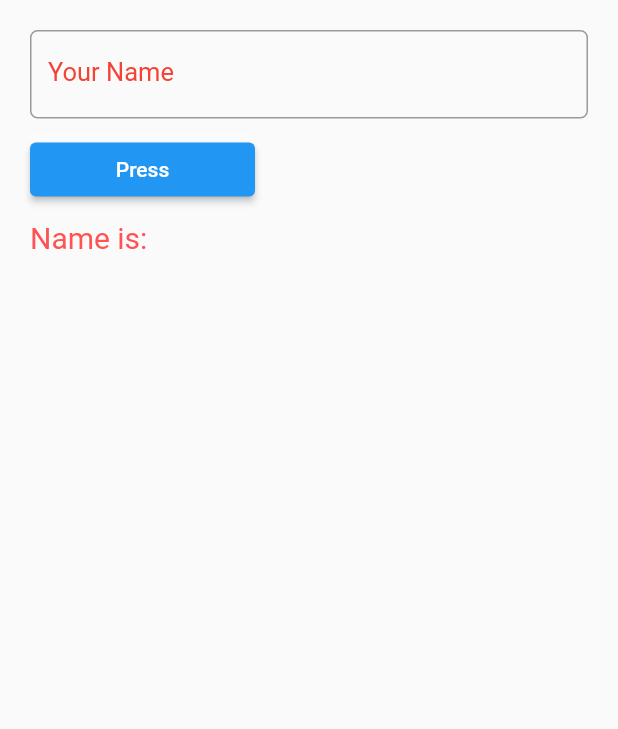
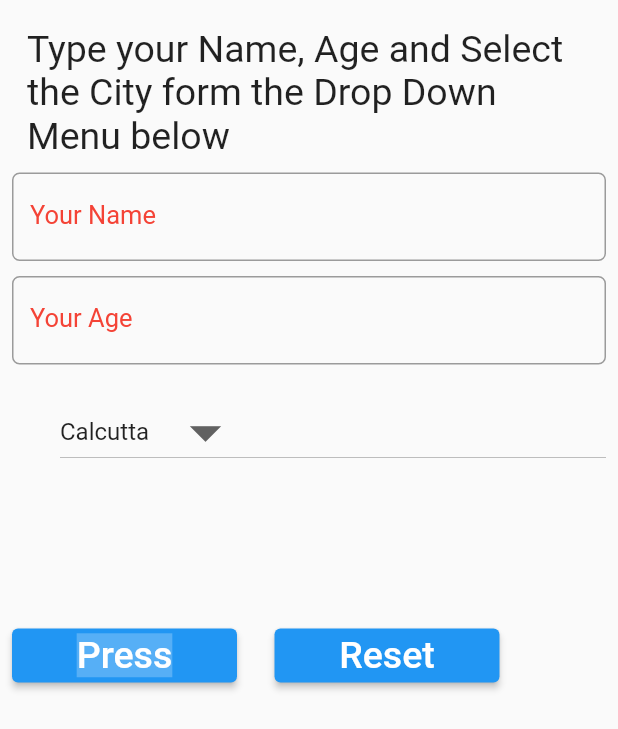
Before and after one commit to Prodigy-Genes/learning_flutter-cont-, a Flutter app: the screen it shows after launch, after a tap on "Press", on a phone screen of 412 x 824 dp. Shown: the top 729 px of the screen. Run offline on Flutter 3.47's test engine with Material 2 defaults, Android fonts, the phone set to English and light mode, and no system bars.

Commit message:
Learning_FLutter(cont)

```diff
--- a/lib/Controllers/TextFieldApp.dart
+++ b/lib/Controllers/TextFieldApp.dart
@@ -1,3 +1,5 @@
+// ignore_for_file: file_names, library_private_types_in_public_api
+
 import 'package:flutter/material.dart';
 
 class TextFieldApp extends StatefulWidget {
--- a/lib/Controllers/dropdown_item_example.dart
+++ b/lib/Controllers/dropdown_item_example.dart
@@ -1,3 +1,5 @@
+// ignore_for_file: library_private_types_in_public_api
+
 import 'package:flutter/material.dart';
 
 class DropDownExample extends StatefulWidget {
--- /dev/null
+++ b/lib/Controllers/form_validation_app.dart
@@ -0,0 +1,170 @@
+import 'package:flutter/material.dart';
+
+class FormValidationApp extends StatefulWidget {
+  const FormValidationApp({super.key});
+
+  @override
+  _FormValidationAppState createState() => _FormValidationAppState();
+}
+
+class _FormValidationAppState extends State<FormValidationApp>{
+
+  // we have initiated the form key with super class Formstate
+  // in futre, this key will be used to identify the form instance
+
+  final _formkey = GlobalKey<FormState>();
+
+  String yourName='';
+  String yourAge='';
+  final _cities = ["Calcutta", "Delhi", "Chennai", "Bangalore"];
+  String _youHaveSelected = '';
+  String _displayText = '';
+
+  @override
+  void initState() {
+    super.initState();
+
+    _youHaveSelected = _cities[0];
+  }
+
+  TextEditingController textOfAge = TextEditingController();
+  TextEditingController textOfName = TextEditingController();
+
+  void selectedDropDownItem(String theValueSelected) {
+    setState(() {
+      _youHaveSelected = theValueSelected;
+    });
+  }
+
+  String displayAllSelectedValue() {
+
+    String name = textOfName.text;
+    int age = int.parse(textOfAge.text);
+    String city = _youHaveSelected;
+
+    String displayAllSelectedValues = 'Your name is $name, your age is $age and you live in $city ';
+
+    return displayAllSelectedValues;
+  }
+
+  void _resetButton() {
+
+    textOfName.text = '';
+    textOfAge.text = '';
+    _youHaveSelected = _cities[0];
+    _displayText = '';
+  }
+
+  @override
+  Widget build(BuildContext context){
+    return Scaffold(
+      //resizeToAvoidBottomPadding: false,
+      //we have changed the previous container widget to form
+      // since Form does not allow margin, we need to add some padding around ListView
+
+      body: Form(
+        // later this key will act as an identifier
+        // and it will let us know the curent status of the form
+        key: _formkey,
+        child: Padding(padding: const EdgeInsets.all(8.0),
+
+          child: ListView(children: <Widget>[
+          const Padding(padding: EdgeInsets.all(10.0),
+          child: Text('Type your Name, Age and Select the City form the Drop Down Menu below', style: TextStyle(fontSize: 25),
+          ),
+          ),
+          // we will change the TextField to TextFormField so that we can use the validator
+
+          TextFormField(keyboardType: TextInputType.text,
+          controller: textOfName,
+          validator: (String? validationValue){if(validationValue==null){
+            return 'Please fill up the form with correct input';
+          }
+return null;
+          },
+          style: const TextStyle(fontSize: 16.0, color: Colors.blue),
+          // because we are using TextFormField, and. Use the validation
+          // we can customise the error style
+          decoration: InputDecoration(labelText: 'Your Name',
+          hintText: 'In text...',
+          labelStyle: const TextStyle(fontSize: 17, color: Colors.red),
+          border: OutlineInputBorder(borderRadius: BorderRadius.circular(5.0),
+          ),
+          errorStyle: const TextStyle(color: Colors.deepPurple, fontSize: 20.0)
+          ),
+
+          ),
+
+          const SizedBox(height: 10.0,),
+          TextFormField(keyboardType: TextInputType.text,
+          controller: textOfAge,
+          validator: (String? validationValue){if(validationValue==null){
+            return 'Please fill up the form with correct input';
+          }
+return null;
+          },
+          style: const TextStyle(fontSize: 16.0, color: Colors.blue),
+          decoration: InputDecoration(labelText: 'Your Age',
+          hintText: 'In number...',
+          labelStyle: const TextStyle(fontSize: 17, color: Colors.red),
+          border: OutlineInputBorder(borderRadius: BorderRadius.circular(5.0),
+          ),
+          errorStyle: const TextStyle(color: Colors.deepPurple, fontSize: 20.0),
+          ),
+          ),
+
+          const SizedBox(height: 10.0,),
+          Padding(padding: const EdgeInsets.only(left: 32, top: 10.0),
+          child: DropdownButton<String>(items: _cities.map((String nameOfCities){
+            return DropdownMenuItem<String>(value: nameOfCities,child: Text(nameOfCities),);
+          }).toList(),
+          onChanged: (String? theValueSelected){selectedDropDownItem(theValueSelected??'');
+          },
+
+          value: _youHaveSelected,
+          iconSize: 50.0,
+
+          ),
+          ),
+
+          const SizedBox(height: 100.0,),
+          Row(
+            children: <Widget>[
+              SizedBox(
+                width: 150.0,
+                child: ElevatedButton(child: const Text('Press', style: TextStyle(fontSize: 25, backgroundColor: Colors.white24),),
+
+                onPressed: (){setState(() {
+                  // if the form's current state validates, only then proceed
+                  if (_formkey.currentState!.validate()){_displayText=displayAllSelectedValue();}
+                });
+                },
+                ),
+              ),
+
+              Container(width: 25.0,),
+              SizedBox(
+                width: 150.0,
+                child: ElevatedButton(
+                  child: const Text('Reset', style: TextStyle(fontSize: 25.0),),
+                  onPressed: () {setState(() {
+                    _resetButton();
+                  });
+                  },
+                ),
+              )
+            ],
+          ),
+
+          Padding(padding: const EdgeInsets.all(8.0),
+            child: Text(_displayText,
+            style: const TextStyle(fontSize: 30.0, color: Colors.blueAccent),
+            ),
+            )
+        ],
+        )
+        ),
+      ),
+    );
+  }
+}
--- a/lib/Controllers/form_validation_state_one.dart
+++ b/lib/Controllers/form_validation_state_one.dart
@@ -1,3 +1,5 @@
+// ignore_for_file: library_private_types_in_public_api
+
 import 'package:flutter/material.dart';
 
 //inheriting a Stateful Widget makes a class immutable
--- a/lib/Controllers/text_field_example.dart
+++ b/lib/Controllers/text_field_example.dart
@@ -1,3 +1,5 @@
+// ignore_for_file: library_private_types_in_public_api
+
 import 'package:flutter/material.dart';
 
 class TextFieldExample extends StatefulWidget {
--- a/lib/main.dart
+++ b/lib/main.dart
@@ -3,8 +3,9 @@ import 'package:flutter/material.dart';
 //import 'package:learning_flutter/myStateless_Scaffold.dart';
 //import 'package:learning_flutter/Controllers/text_field_example.dart';
 //import 'package:learning_flutter/Controllers/form_validation_state_one.dart';
-import 'package:learning_flutter/Controllers/TextFieldApp.dart';
+//import 'package:learning_flutter/Controllers/TextFieldApp.dart';
 //import 'package:learning_flutter/Controllers/dropdown_item_example.dart';
+import 'package:learning_flutter/Controllers/form_validation_app.dart';
 
 
 // the state is mutable and might change during the lifetime of the widget
@@ -25,7 +26,7 @@ class HomePage extends StatelessWidget {
       debugShowCheckedModeBanner: false,
 
       title: 'Form validation and state',
-      home: TextFieldApp(),
+      home: FormValidationApp(),
     );
   }
 }
--- a/lib/myStateless_Scaffold.dart
+++ b/lib/myStateless_Scaffold.dart
@@ -1,3 +1,5 @@
+// ignore_for_file: file_names
+
 import 'package:flutter/material.dart';
 
 final GlobalKey<ScaffoldState> scaffoldKey = GlobalKey<ScaffoldState>();
--- a/lib/testingMy_firstApp.dart
+++ b/lib/testingMy_firstApp.dart
@@ -1,3 +1,5 @@
+// ignore_for_file: file_names
+
 import 'package:flutter/material.dart';
 
 import 'package:learning_flutter/myStateless_Scaffold.dart';
```
